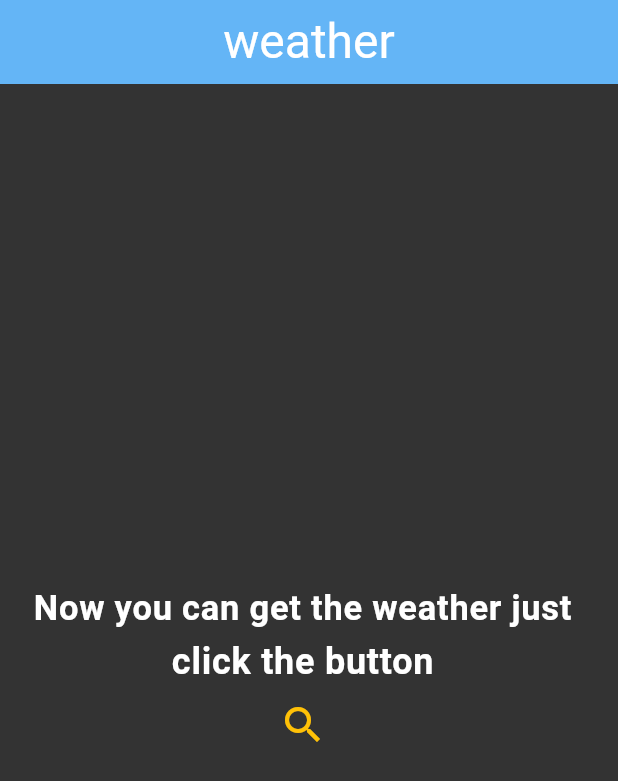
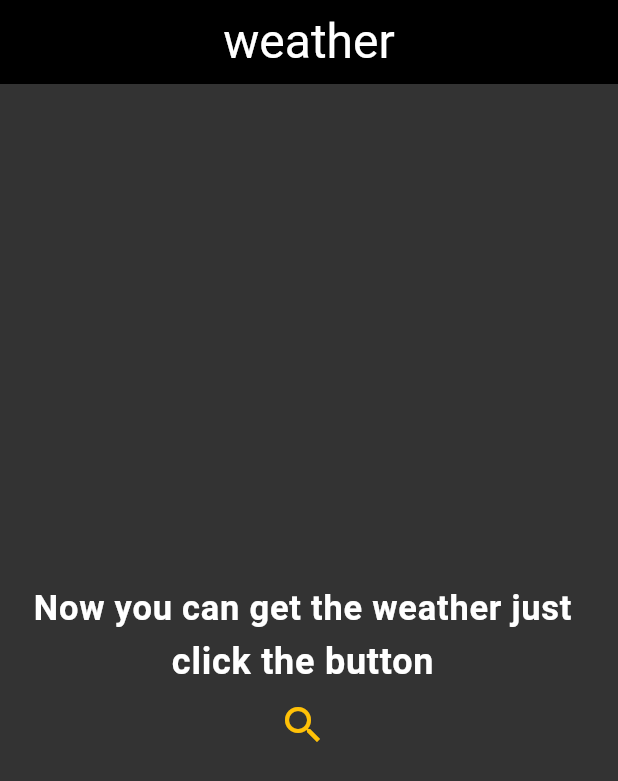
Before and after one commit to belal123456/weatherApp, a Flutter app: the screen it shows after launch, on a phone screen of 412 x 824 dp. Shown: the top 781 px of the screen. Run offline on Flutter 3.47's test engine with Material 3 defaults, Android fonts, the phone set to English and light mode, and no system bars.

Commit message:
last edit

```diff
--- a/lib/views/homeScreen.dart
+++ b/lib/views/homeScreen.dart
@@ -28,7 +28,7 @@ class _HomescreenState extends State<Homescreen> {
         backgroundColor: Color(0xFF333333),
         appBar: AppBar(
           backgroundColor:
-              weatherdata != null ? Colors.black : Colors.blue[300],
+              weatherdata == null ? Colors.black : Colors.blue[300],
           title: Center(
             child: GestureDetector(
               onTap: () {
--- a/lib/views/pagesWithData.dart
+++ b/lib/views/pagesWithData.dart
@@ -13,7 +13,7 @@ class dataPage extends StatelessWidget {
     final String iconPAtch = data!.icon;
 
     return Container(
-      color: Colors.blue[300],
+      color: Colors.amber[300],
       child: Column(
         crossAxisAlignment: CrossAxisAlignment.center,
         mainAxisAlignment: MainAxisAlignment.start,
```
